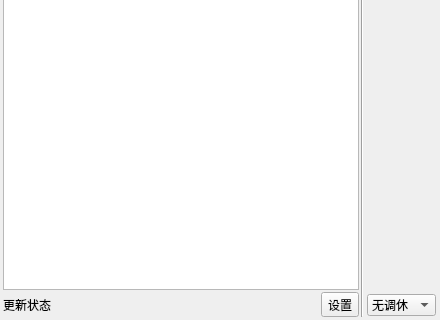
Old version of the form ui/mainwindow.ui in the repository Return-Log/Education-Clock; both pictures show x 0 to 440 and y 360 to 680 of the 440 by 680 pixel window.
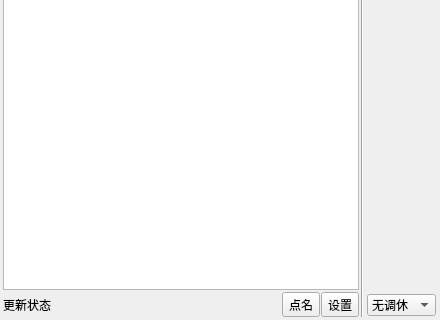
New version of the form. Icons and pictures are not drawn.

Commit message: v3.5 添加自动点名模块

```diff
--- a/ui/mainwindow.ui
+++ b/ui/mainwindow.ui
@@ -158,6 +158,9 @@
         </item>
         <item>
          <layout class="QHBoxLayout" name="horizontalLayout_2">
+          <property name="spacing">
+           <number>1</number>
+          </property>
           <item>
            <widget class="QLabel" name="label_update">
             <property name="text">
@@ -165,6 +168,13 @@
             </property>
            </widget>
           </item>
+          <item>
+           <widget class="QToolButton" name="toolButton">
+            <property name="text">
+             <string>点名</string>
+            </property>
+           </widget>
+          </item>
           <item>
            <widget class="QToolButton" name="toolButton_3">
             <property name="text">
```
The commit also changes 8 other files.
